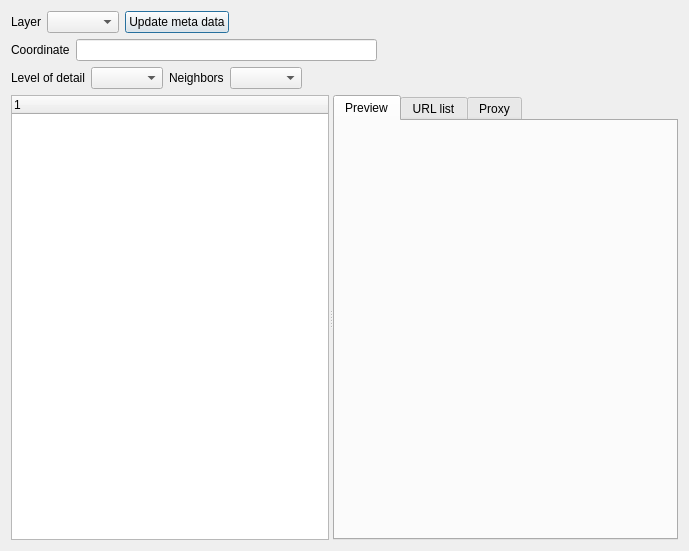
This is plugins/osgearth/TileInspectorDialog.ui in aroth-fastprotect/sgi as Qt 5 draws it before an edit. The edited form follows.
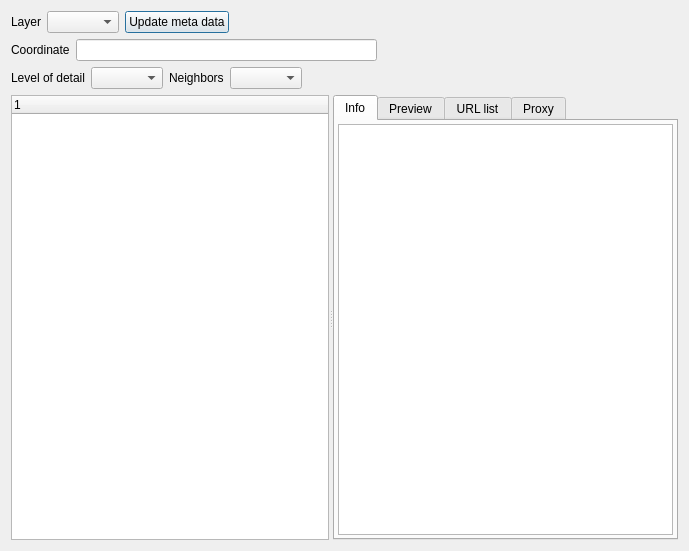
This is the edited form. The open tabs and pages were chosen to show the change.

Commit message: show tile info with new ObjectTreeImpl

Diff of the .ui file:
```diff
--- a/plugins/osgearth/TileInspectorDialog.ui
+++ b/plugins/osgearth/TileInspectorDialog.ui
@@ -198,11 +198,43 @@
       <property name="currentIndex">
        <number>0</number>
       </property>
+      <widget class="QWidget" name="tabInfo">
+       <attribute name="title">
+        <string>Info</string>
+       </attribute>
+       <layout class="QVBoxLayout" name="verticalLayout_4">
+        <property name="spacing">
+         <number>3</number>
+        </property>
+        <property name="margin">
+         <number>3</number>
+        </property>
+        <item>
+         <widget class="QTextBrowser" name="textEdit">
+          <property name="textInteractionFlags">
+           <set>Qt::LinksAccessibleByMouse|Qt::TextSelectableByMouse</set>
+          </property>
+          <property name="openExternalLinks">
+           <bool>true</bool>
+          </property>
+         </widget>
+        </item>
+       </layout>
+      </widget>
       <widget class="QWidget" name="tabPreview">
        <attribute name="title">
         <string>Preview</string>
        </attribute>
        <layout class="QFormLayout" name="formLayout_3">
+        <property name="horizontalSpacing">
+         <number>3</number>
+        </property>
+        <property name="verticalSpacing">
+         <number>3</number>
+        </property>
+        <property name="margin">
+         <number>3</number>
+        </property>
         <item row="0" column="0">
          <widget class="QFrame" name="previewImage">
           <property name="frameShape">
```
Left out of the diff: 5 changed lines with no effect on the pictures. The commit also changes 5 other files.
